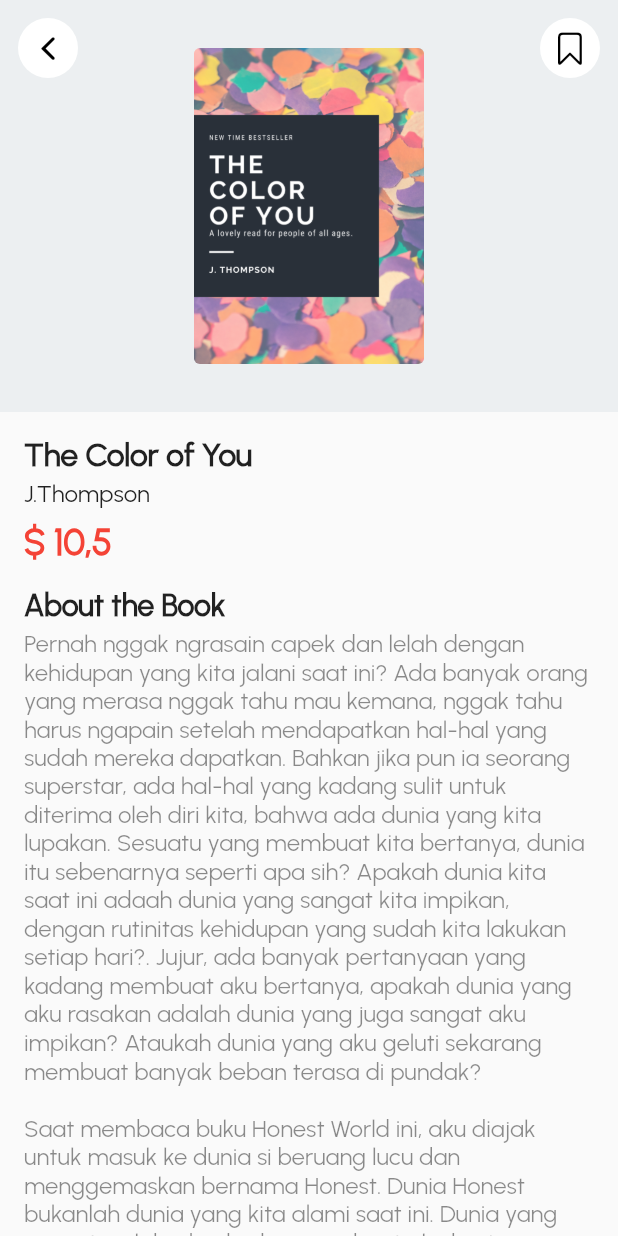
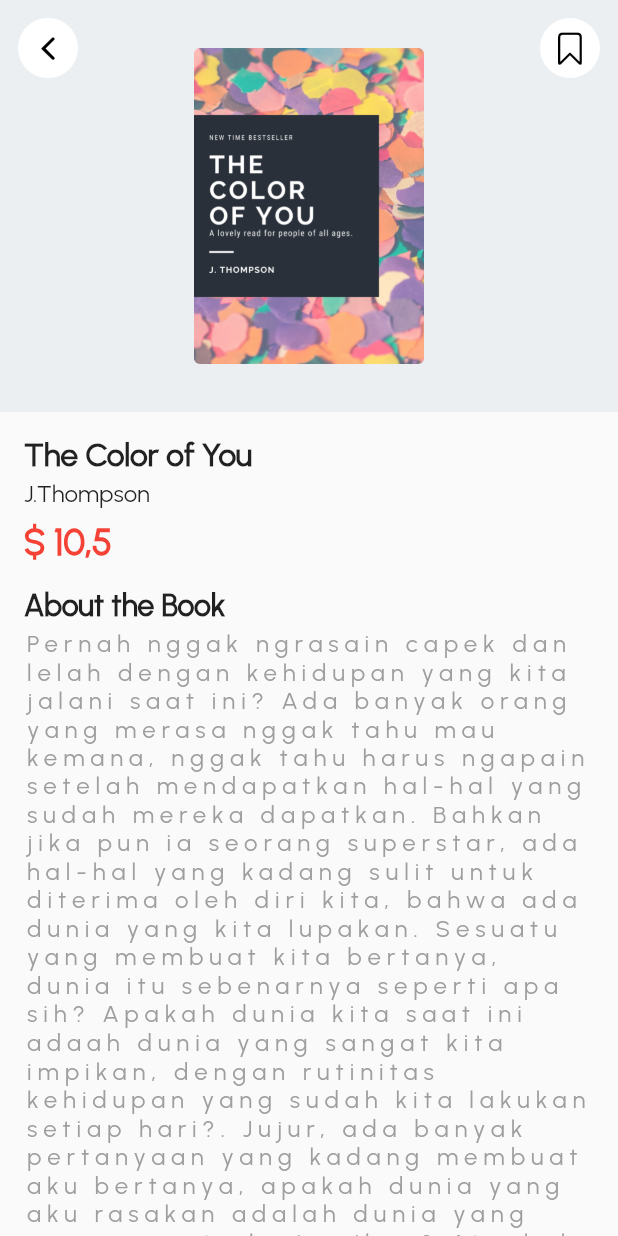
Before and after one commit to AdiMunawar31/D2YBOOK, a Flutter app: the screen it shows after launch, after a tap on "Lets Start", after a tap on "The Color of You", on a phone screen of 412 x 824 dp. Run offline on Flutter 3.47's test engine with Material 2 defaults, Android fonts, the phone set to English and light mode, and no system bars.

Commit message:
welcome screen web

```diff
--- a/lib/components/banner.dart
+++ b/lib/components/banner.dart
@@ -6,7 +6,7 @@ import 'package:d2ybook/components/save_button.dart';
 class BannerBook extends StatelessWidget {
   final Books book;
 
-  BannerBook({required this.book});
+  const BannerBook({Key? key, required this.book}) : super(key: key);
 
   @override
   Widget build(BuildContext context) {
--- /dev/null
+++ b/lib/components/button.dart
@@ -0,0 +1,31 @@
+import 'package:d2ybook/screens/home_screen.dart';
+import 'package:flutter/material.dart';
+
+class MyButton extends StatelessWidget {
+  final String name;
+
+  const MyButton({Key? key, required this.name}) : super(key: key);
+
+  @override
+  Widget build(BuildContext context) {
+    return InkWell(
+        onTap: () {
+          Navigator.pushReplacement(context,
+              MaterialPageRoute(builder: (context) {
+            return HomeScreen();
+          }));
+        },
+        child: Container(
+          width: double.infinity,
+          alignment: Alignment.center,
+          padding: EdgeInsets.all(16.0),
+          decoration: BoxDecoration(
+              color: Colors.black,
+              borderRadius: BorderRadius.all(Radius.circular(8.0))),
+          child: Text(
+            name,
+            style: TextStyle(color: Colors.white, fontSize: 16),
+          ),
+        ));
+  }
+}
--- a/lib/components/heading.dart
+++ b/lib/components/heading.dart
@@ -1,9 +1,9 @@
 import 'package:flutter/material.dart';
 
 class Heading extends StatelessWidget {
-  String name;
+  final String name;
 
-  Heading({required this.name});
+  const Heading({Key? key, required this.name}) : super(key: key);
 
   @override
   Widget build(BuildContext context) {
--- a/lib/components/newbook_list.dart
+++ b/lib/components/newbook_list.dart
@@ -66,7 +66,7 @@ class NewBookList extends StatelessWidget {
                     ),
                   ),
                 )
-              : new Container();
+              : Container();
         },
         itemCount: booksList.length,
       ),
--- a/lib/components/popularbook_list.dart
+++ b/lib/components/popularbook_list.dart
@@ -1,6 +1,5 @@
 import 'package:d2ybook/models/books.dart';
 import 'package:d2ybook/screens/detail_screen.dart';
-import 'package:d2ybook/screens/welcome_screen.dart';
 import 'package:flutter/material.dart';
 
 class PopularBookList extends StatelessWidget {
@@ -82,7 +81,7 @@ class PopularBookList extends StatelessWidget {
                     ],
                   ),
                 ))
-            : new Container();
+            : Container();
       },
       itemCount: booksList.length,
     );
--- /dev/null
+++ b/lib/containers/welcome_mobile.dart
@@ -0,0 +1,37 @@
+import 'package:d2ybook/components/button.dart';
+import 'package:flutter/material.dart';
+
+class WelcomeMobile extends StatelessWidget {
+  const WelcomeMobile({Key? key}) : super(key: key);
+
+  @override
+  Widget build(BuildContext context) {
+    return Scaffold(
+      body: Padding(
+        padding: const EdgeInsets.all(16.0),
+        child: Center(
+          child: Column(
+            mainAxisAlignment: MainAxisAlignment.center,
+            children: [
+              Expanded(child: Image.asset('assets/images/welcome.png')),
+              Text('Find your',
+                  style: TextStyle(fontSize: 40, fontWeight: FontWeight.bold)),
+              Text(' favorite books',
+                  style: TextStyle(fontSize: 40, fontWeight: FontWeight.bold)),
+              SizedBox(
+                height: 16,
+              ),
+              Text('As of your favorite books are',
+                  style: TextStyle(fontSize: 16)),
+              Text('already here', style: TextStyle(fontSize: 16)),
+              SizedBox(
+                height: 32,
+              ),
+              MyButton(name: 'Lets Start')
+            ],
+          ),
+        ),
+      ),
+    );
+  }
+}
--- a/lib/models/books.dart
+++ b/lib/models/books.dart
@@ -88,7 +88,7 @@ var booksList = [
       author: 'Mike Brown',
       price: '10,2',
       description:
-          'Contrary to popular belief, Lorem Ipsum is not simply random text. It has roots in a piece of classical Latin literature from 45 BC, making it over 2000 years old. Richard McClintock, a Latin professor at Hampden-Sydney College in Virginia, looked up one of the more obscure Latin words, consectetur, from a Lorem Ipsum passage, and going through the cites of the word in classical literature, discovered the undoubtable source. Lorem Ipsum comes from sections 1.10.32 and 1.10.33 of \"de Finibus Bonorum et Malorum\" (The Extremes of Good and Evil) by Cicero, written in 45 BC. This book is a treatise on the theory of ethics, very popular during the Renaissance. The first line of Lorem Ipsum, \"Lorem ipsum dolor sit amet..\", comes from a line in section 1.10.32.\n\nThe standard chunk of Lorem Ipsum used since the 1500s is reproduced below for those interested. Sections 1.10.32 and 1.10.33 from \"de Finibus Bonorum et Malorum\" by Cicero are also reproduced in their exact original form, accompanied by English versions from the 1914 translation by H. Rackham.'),
+          'Contrary to popular belief, Lorem Ipsum is not simply random text. It has roots in a piece of classical Latin literature from 45 BC, making it over 2000 years old. Richard McClintock, a Latin professor at Hampden-Sydney College in Virginia, looked up one of the more obscure Latin words, consectetur, from a Lorem Ipsum passage, and going through the cites of the word in classical literature, discovered the undoubtable source. Lorem Ipsum comes from sections 1.10.32 and 1.10.33 of "de Finibus Bonorum et Malorum" (The Extremes of Good and Evil) by Cicero, written in 45 BC. This book is a treatise on the theory of ethics, very popular during the Renaissance. The first line of Lorem Ipsum, "Lorem ipsum dolor sit amet..", comes from a line in section 1.10.32.\n\nThe standard chunk of Lorem Ipsum used since the 1500s is reproduced below for those interested. Sections 1.10.32 and 1.10.33 from "de Finibus Bonorum et Malorum" by Cicero are also reproduced in their exact original form, accompanied by English versions from the 1914 translation by H. Rackham.'),
   Books(
       image: 'assets/images/8.jpg',
       name: 'Pangeran Cilik: Le Petit Prince',
--- a/lib/screens/detail_screen.dart
+++ b/lib/screens/detail_screen.dart
@@ -1,13 +1,13 @@
 import 'package:d2ybook/components/banner.dart';
 import 'package:d2ybook/models/books.dart';
-import 'package:d2ybook/screens/home_screen.dart';
+import 'package:d2ybook/screens/welcome_screen.dart';
 import 'package:flutter/cupertino.dart';
 import 'package:flutter/material.dart';
 
 class DetailScreen extends StatelessWidget {
   final Books book;
 
-  DetailScreen({required this.book});
+  const DetailScreen({Key? key, required this.book}) : super(key: key);
 
   @override
   Widget build(BuildContext context) {
@@ -49,13 +49,16 @@ class DetailScreen extends StatelessWidget {
                         )),
                     SizedBox(height: 4.0),
                     Text(book.description,
-                        style: TextStyle(fontSize: 16, color: Colors.black45)),
+                        style: TextStyle(
+                            fontSize: 16,
+                            color: Colors.grey,
+                            letterSpacing: 4.0)),
                     SizedBox(height: 16.0),
                     InkWell(
                         onTap: () {
                           Navigator.pushReplacement(context,
                               MaterialPageRoute(builder: (context) {
-                            return HomeScreen();
+                            return WelcomeScreen();
                           }));
                         },
                         child: Container(
--- a/lib/screens/welcome_screen.dart
+++ b/lib/screens/welcome_screen.dart
@@ -1,4 +1,5 @@
-import 'package:d2ybook/screens/home_screen.dart';
+import 'package:d2ybook/containers/welcome_mobile.dart';
+import 'package:d2ybook/containers/welcome_web.dart';
 import 'package:flutter/material.dart';
 
 class WelcomeScreen extends StatelessWidget {
@@ -6,50 +7,13 @@ class WelcomeScreen extends StatelessWidget {
 
   @override
   Widget build(BuildContext context) {
-    return Scaffold(
-      body: Padding(
-        padding: const EdgeInsets.all(16.0),
-        child: Center(
-          child: Column(
-            mainAxisAlignment: MainAxisAlignment.center,
-            children: [
-              Image.asset('assets/images/welcome.png'),
-              Text('Find your',
-                  style: TextStyle(fontSize: 40, fontWeight: FontWeight.bold)),
-              Text(' favorite books',
-                  style: TextStyle(fontSize: 40, fontWeight: FontWeight.bold)),
-              SizedBox(
-                height: 16,
-              ),
-              Text('As of your favorite books are',
-                  style: TextStyle(fontSize: 16)),
-              Text('already here', style: TextStyle(fontSize: 16)),
-              SizedBox(
-                height: 32,
-              ),
-              InkWell(
-                  onTap: () {
-                    Navigator.pushReplacement(context,
-                        MaterialPageRoute(builder: (context) {
-                      return HomeScreen();
-                    }));
-                  },
-                  child: Container(
-                    width: double.infinity,
-                    alignment: Alignment.center,
-                    padding: EdgeInsets.all(16.0),
-                    decoration: BoxDecoration(
-                        color: Colors.black,
-                        borderRadius: BorderRadius.all(Radius.circular(8.0))),
-                    child: Text(
-                      'Lets Start',
-                      style: TextStyle(color: Colors.white, fontSize: 16),
-                    ),
-                  ))
-            ],
-          ),
-        ),
-      ),
-    );
+    return LayoutBuilder(
+        builder: (BuildContext context, BoxConstraints constraints) {
+      if (constraints.maxWidth > 600) {
+        return WelcomeWeb();
+      } else {
+        return WelcomeMobile();
+      }
+    });
   }
 }
```
Also changed, not shown: lib/containers/welcome_web.dart (added, +50 -0 lines).
